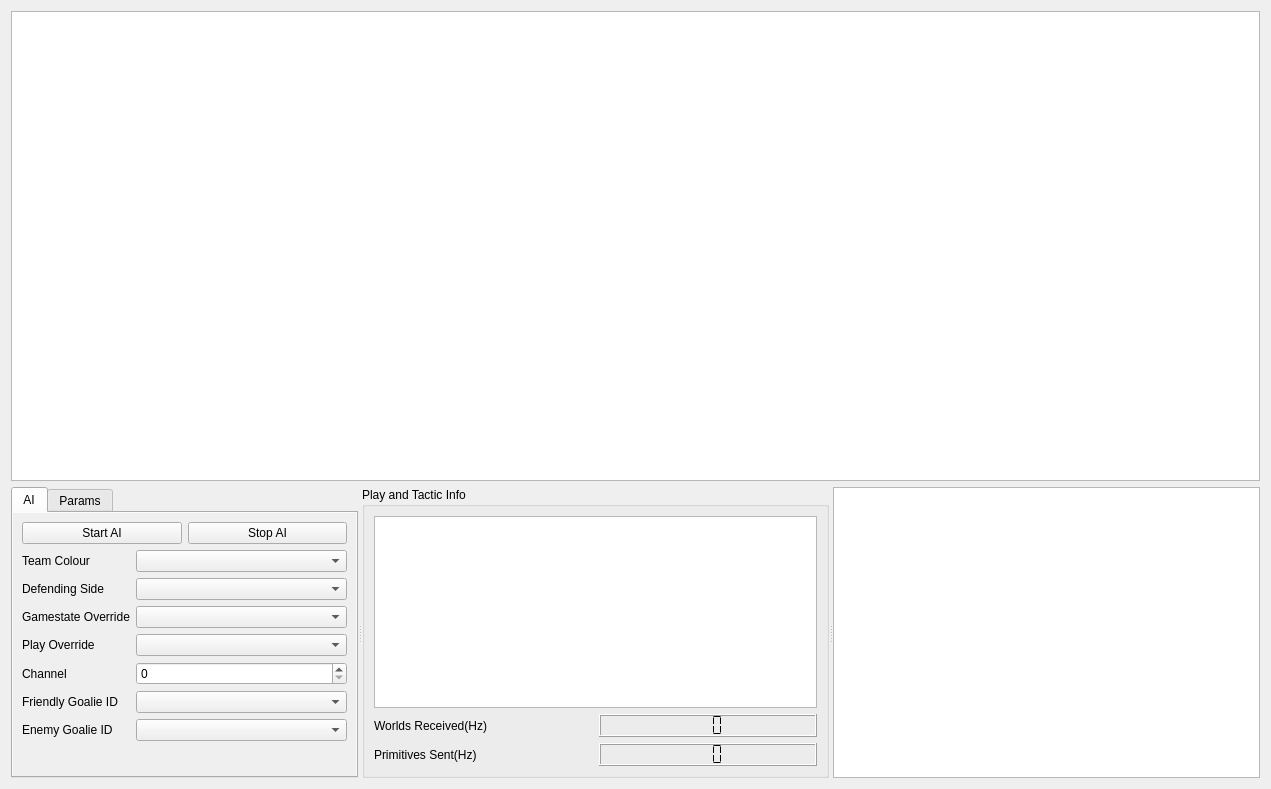
First picture: the form in src/software/gui/full_system/ui/main_widget.ui, repository UBC-Thunderbots/Software, before the edit.
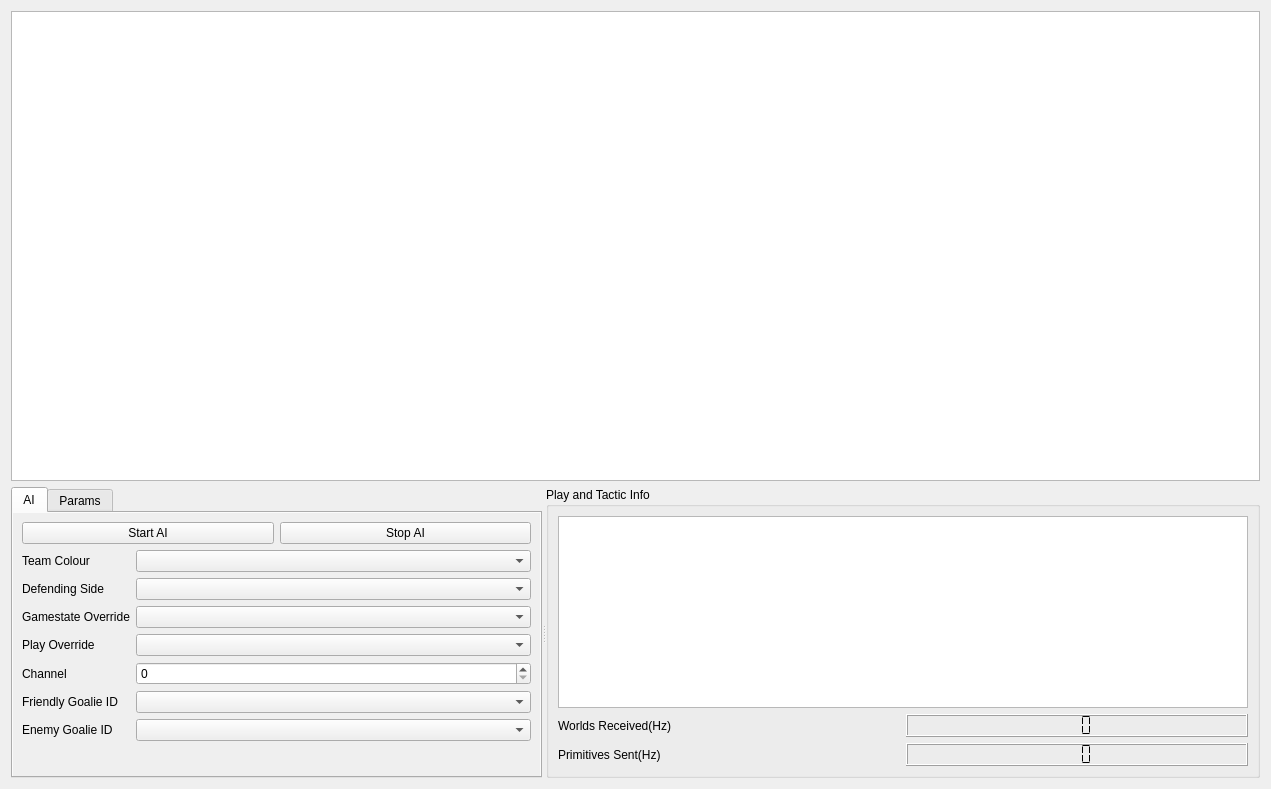
Second picture: the form after the edit. Custom widgets are drawn as their Qt base class.

Diff of the .ui file:
```diff
--- a/src/software/gui/full_system/ui/main_widget.ui
+++ b/src/software/gui/full_system/ui/main_widget.ui
@@ -300,24 +300,11 @@
        </item>
       </layout>
      </widget>
-     <widget class="RobotStatusTable" name="robot_status_table_widget">
-      <property name="sizePolicy">
-       <sizepolicy hsizetype="Ignored" vsizetype="Preferred">
-        <horstretch>0</horstretch>
-        <verstretch>0</verstretch>
-       </sizepolicy>
-      </property>
-     </widget>
     </widget>
    </item>
   </layout>
  </widget>
  <customwidgets>
-  <customwidget>
-   <class>RobotStatusTable</class>
-   <extends>QTableWidget</extends>
-   <header>software/gui/generic_widgets/robot_status/robot_status_table.h</header>
-  </customwidget>
   <customwidget>
    <class>DrawFunctionVisualizer</class>
    <extends>QGraphicsView</extends>
```
